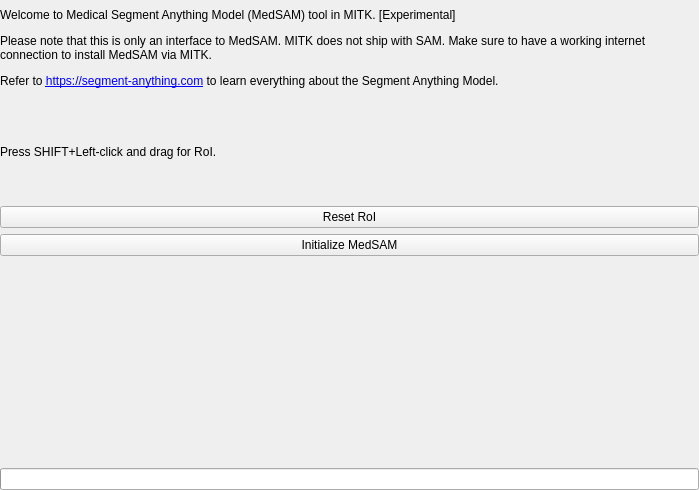
Before: the Qt Designer form Modules/SegmentationUI/Qmitk/QmitkMedSAMGUIControls.ui in MITK/MITK, drawn with Qt 5.
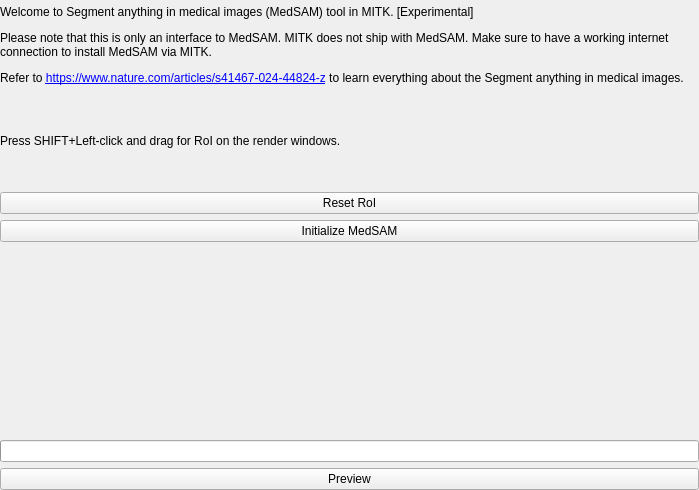
After: the same form once the commit is applied.

```diff
--- a/Modules/SegmentationUI/Qmitk/QmitkMedSAMGUIControls.ui
+++ b/Modules/SegmentationUI/Qmitk/QmitkMedSAMGUIControls.ui
@@ -55,7 +55,7 @@
         </sizepolicy>
        </property>
        <property name="text">
-        <string>&lt;html&gt;&lt;head/&gt;&lt;body&gt;&lt;p&gt;Welcome to Medical Segment Anything Model (MedSAM) tool in MITK. [Experimental]&lt;/p&gt;&lt;p&gt;Please note that this is only an interface to MedSAM. MITK does not ship with SAM. Make sure to have a working internet connection to install MedSAM via MITK. &lt;/p&gt;&lt;p&gt;Refer to &lt;a href=&quot;https://segment-anything.com/&quot;&gt;&lt;span style=&quot; text-decoration: underline; color:#0000ff;&quot;&gt;https://segment-anything.com&lt;/span&gt;&lt;/a&gt; to learn everything about the Segment Anything Model.&lt;/p&gt;&lt;/body&gt;&lt;/html&gt;</string>
+        <string>&lt;html&gt;&lt;head/&gt;&lt;body&gt;&lt;p&gt;Welcome to Segment anything in medical images (MedSAM) tool in MITK. [Experimental]&lt;/p&gt;&lt;p&gt;Please note that this is only an interface to MedSAM. MITK does not ship with MedSAM. Make sure to have a working internet connection to install MedSAM via MITK. &lt;/p&gt;&lt;p&gt;Refer to &lt;a href=&quot;https://www.nature.com/articles/s41467-024-44824-z&quot;&gt;&lt;span style=&quot; text-decoration: underline; color:#0000ff;&quot;&gt;https://www.nature.com/articles/s41467-024-44824-z&lt;/span&gt;&lt;/a&gt; to learn everything about the Segment anything in medical images.&lt;/p&gt;&lt;/body&gt;&lt;/html&gt;</string>
        </property>
        <property name="textFormat">
         <enum>Qt::RichText</enum>
@@ -75,7 +75,7 @@
        </property>
        <property name="text">
         <string>
-Press SHIFT+Left-click and drag for RoI.
+Press SHIFT+Left-click and drag for RoI on the render windows.
         </string>
        </property>
       </widget>
@@ -146,22 +146,28 @@
      </property>
     </widget>
    </item>
+   <item>
+    <widget class="QPushButton" name="previewButton">
+     <property name="sizePolicy">
+      <sizepolicy hsizetype="Minimum" vsizetype="Fixed">
+       <horstretch>0</horstretch>
+       <verstretch>0</verstretch>
+      </sizepolicy>
+     </property>
+     <property name="maximumSize">
+      <size>
+       <width>100000</width>
+       <height>16777215</height>
+      </size>
+     </property>
+     <property name="text">
+      <string>Preview</string>
+     </property>
+    </widget>
+   </item>
   </layout>
  </widget>
  <layoutdefault spacing="6" margin="11"/>
- <customwidgets>
-  <customwidget>
-   <class>ctkComboBox</class>
-   <extends>QComboBox</extends>
-   <header location="global">ctkComboBox.h</header>
-   <container>1</container>
-  </customwidget>
-  <customwidget>
-   <class>ctkCollapsibleGroupBox</class>
-   <extends>QWidget</extends>
-   <header>ctkCollapsibleGroupBox.h</header>
-  </customwidget>
- </customwidgets>
  <resources/>
  <connections/>
 </ui>
```
